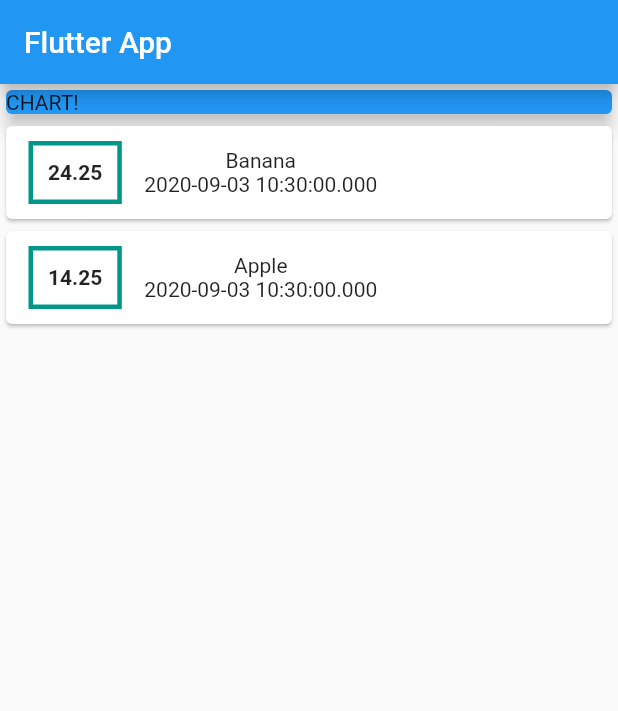
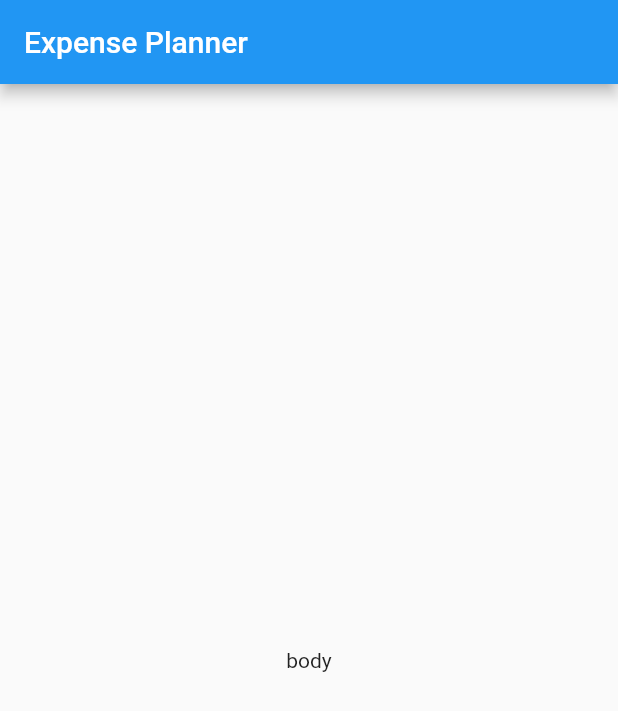
Before and after one commit to ksachchidanand/expanse-planner, a Flutter app: the screen it shows after launch, on a phone screen of 412 x 824 dp. Shown: the top 711 px of the screen. Run offline on Flutter 3.47's test engine with Material 2 defaults, Android fonts, the phone set to English and light mode, and no system bars.

Commit message:
fresh start

```diff
--- a/lib/main.dart
+++ b/lib/main.dart
@@ -1,94 +1,30 @@
 import 'package:flutter/material.dart';
 
-import './transaction.dart';
-
-void main() => runApp(MyApp());
+void main() {
+  runApp(MyApp());
+}
 
 class MyApp extends StatelessWidget {
   @override
   Widget build(BuildContext context) {
     return MaterialApp(
-      title: 'Flutter App',
-      home: MyHomePage(),
+      title: 'Expense Planner',
+      home: MyAppHome(),
     );
   }
 }
 
-class MyHomePage extends StatelessWidget {
-  final List<Transaction> transactions = [
-    Transaction(
-      id: 't1',
-      title: 'Banana',
-      amount: 24.25,
-      date: DateTime.now(),
-    ),
-    Transaction(
-      id: 't2',
-      title: 'Apple',
-      amount: 14.25,
-      date: DateTime.now(),
-    ),
-  ];
-
+class MyAppHome extends StatelessWidget {
   @override
   Widget build(BuildContext context) {
     return Scaffold(
       appBar: AppBar(
-        title: Text('Flutter App'),
+        title: Text('Expense Planner'),
       ),
-      body: Column(
-        crossAxisAlignment: CrossAxisAlignment.stretch,
-        children: [
-          Container(
-            width: double.infinity,
-            child: Card(
-              color: Colors.blue,
-              child: Text('CHART!'),
-              elevation: 5,
-            ),
-          ),
-          Column(
-            children: transactions.map(
-              (tx) {
-                return Card(
-                  child: Row(
-                    children: [
-                      Container(
-                        margin: EdgeInsets.symmetric(
-                          vertical: 10,
-                          horizontal: 15,
-                        ),
-                        decoration: BoxDecoration(
-                          border: Border.all(
-                            width: 3.0,
-                            color: Colors.teal,
-                          ),
-                        ),
-                        padding: EdgeInsets.all(10.0),
-                        child: Text(
-                          tx.amount.toString(),
-                          style: TextStyle(
-                            fontWeight: FontWeight.bold,
-                          ),
-                        ),
-                      ),
-                      Column(
-                        children: [
-                          Text(
-                            tx.title,
-                          ),
-                          Text(
-                            tx.date.toString(),
-                          ),
-                        ],
-                      ),
-                    ],
-                  ),
-                );
-              },
-            ).toList(),
-          ),
-        ],
+      body: Container(
+        child: Center(
+          child: Text('body'),
+        ),
       ),
     );
   }
--- a/lib/transaction.dart
+++ /dev/null
@@ -1,15 +0,0 @@
-import 'package:flutter/foundation.dart';
-
-class Transaction {
-  final String id;
-  final String title;
-  final double amount;
-  final DateTime date;
-
-  Transaction({
-    @required this.id,
-    @required this.title,
-    @required this.amount,
-    @required this.date,
-  });
-}
```
